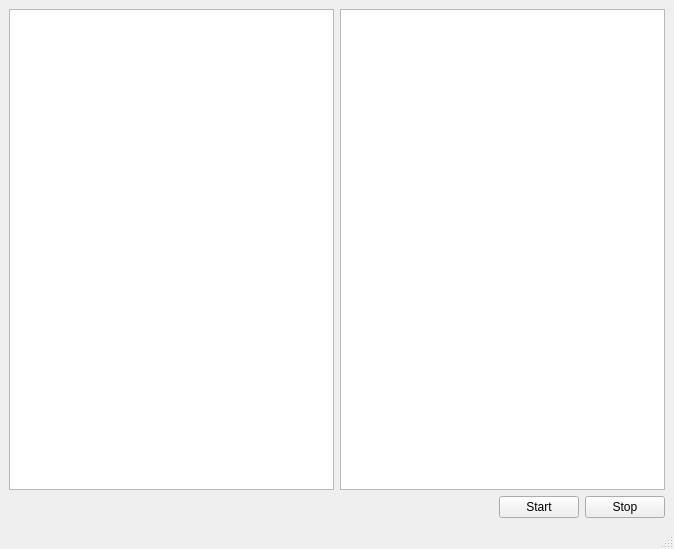
0umka/qt6-tcp-server, file main_window.ui: the form before one commit.
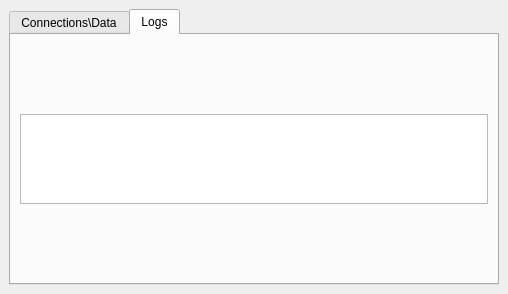
The form after the commit. The open tabs and pages were chosen to show the change.

Commit message: feature: json data displaying, log tab added fix: performance improvements

```diff
--- a/main_window.ui
+++ b/main_window.ui
@@ -6,8 +6,8 @@
    <rect>
     <x>0</x>
     <y>0</y>
-    <width>674</width>
-    <height>549</height>
+    <width>508</width>
+    <height>294</height>
    </rect>
   </property>
   <property name="windowTitle">
@@ -16,11 +16,28 @@
   <widget class="QWidget" name="centralwidget">
    <layout class="QVBoxLayout" name="verticalLayout">
     <item>
+     <widget class="QTabWidget" name="tabWidget">
+      <property name="currentIndex">
+       <number>0</number>
+      </property>
+      <widget class="QWidget" name="tab">
+       <attribute name="title">
+        <string>Connections\Data</string>
+       </attribute>
+       <layout class="QVBoxLayout" name="verticalLayout_2">
+        <item>
      <layout class="QGridLayout" name="gridLayout">
       <item row="0" column="0">
        <layout class="QHBoxLayout" name="horizontalLayout">
         <item>
-         <widget class="QTableView" name="connectionsView"/>
+             <widget class="QTableView" name="connectionsView">
+              <property name="maximumSize">
+               <size>
+                <width>200</width>
+                <height>16777215</height>
+               </size>
+              </property>
+             </widget>
         </item>
         <item>
          <widget class="QTableView" name="dataView"/>
@@ -62,17 +79,36 @@
     </item>
    </layout>
   </widget>
-  <widget class="QMenuBar" name="menubar">
-   <property name="geometry">
-    <rect>
-     <x>0</x>
-     <y>0</y>
-     <width>674</width>
-     <height>22</height>
-    </rect>
-   </property>
-  </widget>
-  <widget class="QStatusBar" name="statusbar"/>
+      <widget class="QWidget" name="tab_2">
+       <attribute name="title">
+        <string>Logs</string>
+       </attribute>
+       <layout class="QVBoxLayout" name="verticalLayout_3">
+        <item>
+         <widget class="QPlainTextEdit" name="logView">
+          <property name="minimumSize">
+           <size>
+            <width>0</width>
+            <height>90</height>
+           </size>
+          </property>
+          <property name="maximumSize">
+           <size>
+            <width>16777215</width>
+            <height>90</height>
+           </size>
+          </property>
+          <property name="readOnly">
+           <bool>true</bool>
+          </property>
+         </widget>
+        </item>
+       </layout>
+      </widget>
+     </widget>
+    </item>
+   </layout>
+  </widget>
  </widget>
  <resources/>
  <connections/>
```
Lines whose indentation alone changed are shown as unchanged. The commit also changes 12 other files.
